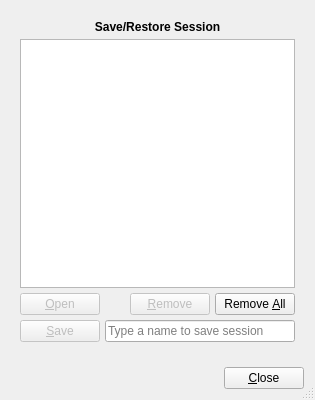
Before: the Qt Designer form featherpad/sessionDialog.ui in vecnathewhisperd0/FeatherPad, drawn with Qt 5.
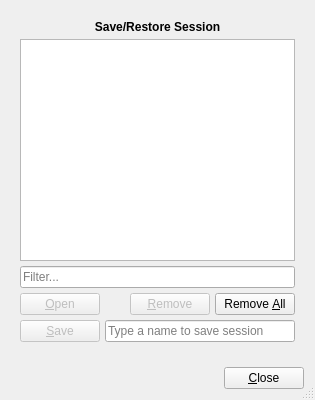
After: the same form once the commit is applied. Icons and pictures are not drawn. Custom widgets are drawn as their Qt base class.

Commit message: Filtering for session manager dialog

What changed in the file:
```diff
--- a/featherpad/sessionDialog.ui
+++ b/featherpad/sessionDialog.ui
@@ -50,7 +50,17 @@
          </property>
         </widget>
        </item>
-       <item row="2" column="0">
+       <item row="2" column="0" colspan="4">
+        <widget class="QLineEdit" name="filterLineEdit">
+         <property name="placeholderText">
+          <string>Filter...</string>
+         </property>
+         <property name="clearButtonEnabled">
+          <bool>true</bool>
+         </property>
+        </widget>
+       </item>
+       <item row="3" column="0">
         <widget class="QPushButton" name="openBtn">
          <property name="enabled">
           <bool>false</bool>
@@ -63,7 +73,7 @@
          </property>
         </widget>
        </item>
-       <item row="2" column="1">
+       <item row="3" column="1">
         <spacer name="horizontalSpacer">
          <property name="orientation">
           <enum>Qt::Horizontal</enum>
@@ -79,7 +89,7 @@
          </property>
         </spacer>
        </item>
-       <item row="2" column="2">
+       <item row="3" column="2">
         <widget class="QPushButton" name="removeBtn">
          <property name="enabled">
           <bool>false</bool>
@@ -99,7 +109,7 @@
          </property>
         </widget>
        </item>
-       <item row="2" column="3">
+       <item row="3" column="3">
         <widget class="QPushButton" name="clearBtn">
          <property name="toolTip">
           <string>Ctrl+Del</string>
@@ -116,7 +126,7 @@
          </property>
         </widget>
        </item>
-       <item row="3" column="0">
+       <item row="4" column="0">
         <widget class="QPushButton" name="saveBtn">
          <property name="enabled">
           <bool>false</bool>
@@ -133,7 +143,7 @@
          </property>
         </widget>
        </item>
-       <item row="3" column="1" colspan="3">
+       <item row="4" column="1" colspan="3">
         <widget class="LineEdit" name="lineEdit">
          <property name="placeholderText">
           <string>Type a name to save session</string>
```
The commit also changes 10 other files.
